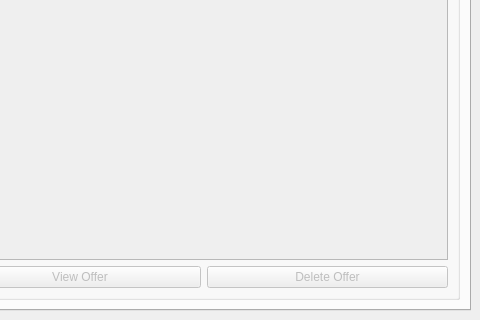
metamarcdw/metamarket, file qtui/metamarket_qt.ui: the form before one commit; both pictures show x 320 to 800 and y 237 to 557 of the 800 by 557 pixel window.
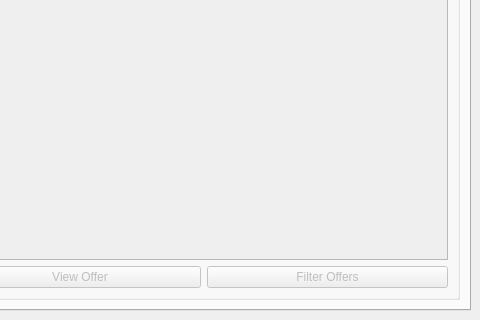
The form after the commit. The open tabs and pages were chosen to show the change.

Commit message: Change Delete Offer button to Filter Offers button

Diff of the .ui file:
```diff
--- a/qtui/metamarket_qt.ui
+++ b/qtui/metamarket_qt.ui
@@ -284,7 +284,7 @@
                <item>
                 <widget class="QPushButton" name="offerDeleteButton">
                  <property name="text">
-                  <string>Delete Offer</string>
+                  <string>Filter Offers</string>
                  </property>
                 </widget>
                </item>
```
Left out of the diff: 2 changed lines with no effect on the pictures. The commit also changes 1 other file.
